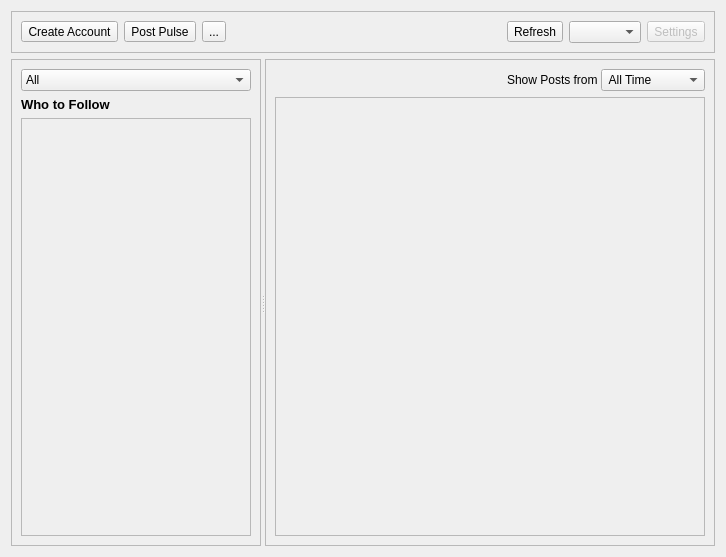
This is retroshare-gui/src/gui/TheWire/WireDialog.ui in RetroShare/RetroShare as Qt 5 draws it before an edit. The edited form follows.
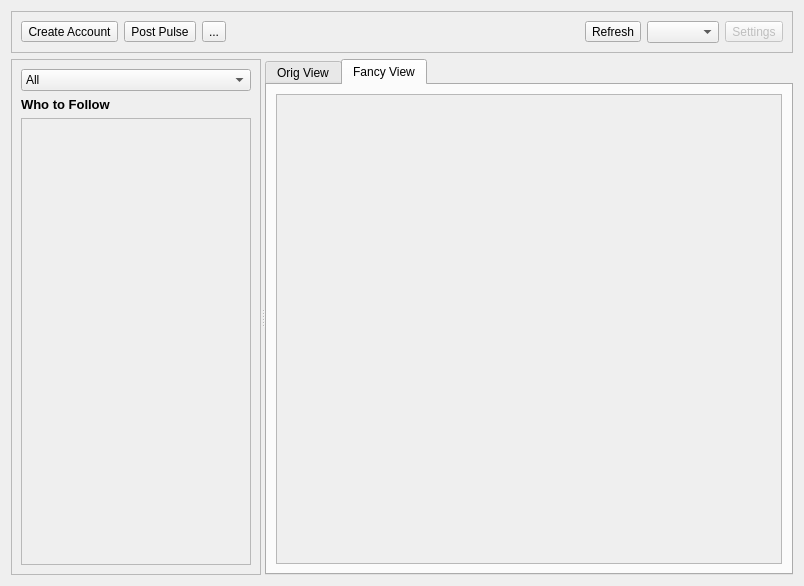
This is the edited form. The open tabs and pages were chosen to show the change. Icons and pictures are not drawn.

The edit to the form file:
```diff
--- a/retroshare-gui/src/gui/TheWire/WireDialog.ui
+++ b/retroshare-gui/src/gui/TheWire/WireDialog.ui
@@ -6,8 +6,8 @@
    <rect>
     <x>0</x>
     <y>0</y>
-    <width>726</width>
-    <height>557</height>
+    <width>804</width>
+    <height>586</height>
    </rect>
   </property>
   <property name="sizePolicy">
@@ -215,19 +215,20 @@
        </item>
       </layout>
      </widget>
-     <widget class="QFrame" name="frame_2">
+     <widget class="QTabWidget" name="tabWidget">
       <property name="sizePolicy">
        <sizepolicy hsizetype="Preferred" vsizetype="Preferred">
         <horstretch>3</horstretch>
         <verstretch>0</verstretch>
        </sizepolicy>
       </property>
-      <property name="frameShape">
-       <enum>QFrame::StyledPanel</enum>
+      <property name="currentIndex">
+       <number>0</number>
       </property>
-      <property name="frameShadow">
-       <enum>QFrame::Raised</enum>
-      </property>
+      <widget class="QWidget" name="tabWidget_Page1" native="true">
+       <attribute name="title">
+        <string>Orig View</string>
+       </attribute>
       <layout class="QVBoxLayout" name="verticalLayout_3">
        <item>
         <widget class="QWidget" name="widget_range" native="true">
@@ -319,8 +320,8 @@
            <rect>
             <x>0</x>
             <y>0</y>
-            <width>431</width>
-            <height>443</height>
+             <width>508</width>
+             <height>435</height>
            </rect>
           </property>
           <property name="styleSheet">
@@ -360,6 +361,67 @@
         </widget>
        </item>
       </layout>
+      </widget>
+      <widget class="QWidget" name="tab">
+       <attribute name="title">
+        <string>Fancy View</string>
+       </attribute>
+       <layout class="QVBoxLayout" name="verticalLayout_7">
+        <item>
+         <widget class="QScrollArea" name="scrollArea_3">
+          <property name="widgetResizable">
+           <bool>true</bool>
+          </property>
+          <property name="alignment">
+           <set>Qt::AlignBottom|Qt::AlignLeading|Qt::AlignLeft</set>
+          </property>
+          <widget class="QWidget" name="scrollAreaWidgetContents_2">
+           <property name="geometry">
+            <rect>
+             <x>0</x>
+             <y>0</y>
+             <width>508</width>
+             <height>466</height>
+            </rect>
+           </property>
+           <property name="styleSheet">
+            <string notr="true">QWidget#scrollAreaWidgetContents{border: none;}</string>
+           </property>
+           <layout class="QVBoxLayout" name="verticalLayout_6">
+            <property name="spacing">
+             <number>0</number>
+            </property>
+            <property name="leftMargin">
+             <number>0</number>
+            </property>
+            <property name="topMargin">
+             <number>0</number>
+            </property>
+            <property name="rightMargin">
+             <number>0</number>
+            </property>
+            <property name="bottomMargin">
+             <number>0</number>
+            </property>
+            <item>
+             <spacer name="verticalSpacer_3">
+              <property name="orientation">
+               <enum>Qt::Vertical</enum>
+              </property>
+              <property name="sizeHint" stdset="0">
+               <size>
+                <width>20</width>
+                <height>40</height>
+               </size>
+              </property>
+             </spacer>
+            </item>
+           </layout>
+          </widget>
+         </widget>
+        </item>
+       </layout>
+      </widget>
      </widget>
     </widget>
    </item>
```
Lines whose indentation alone changed are shown as unchanged.
